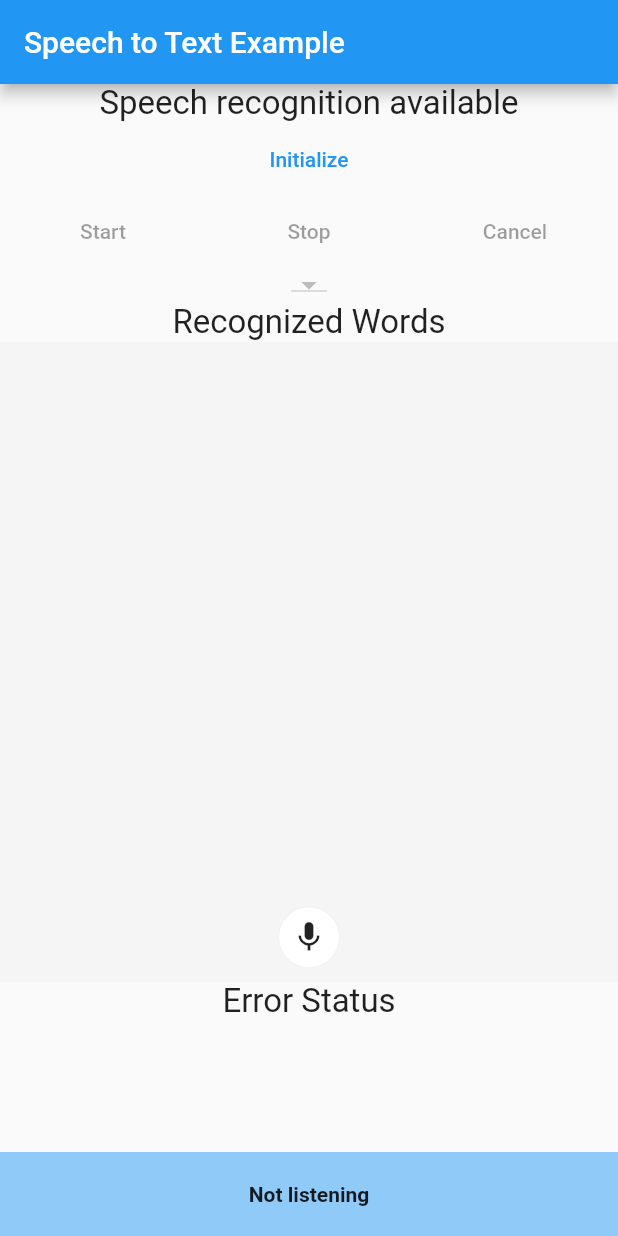
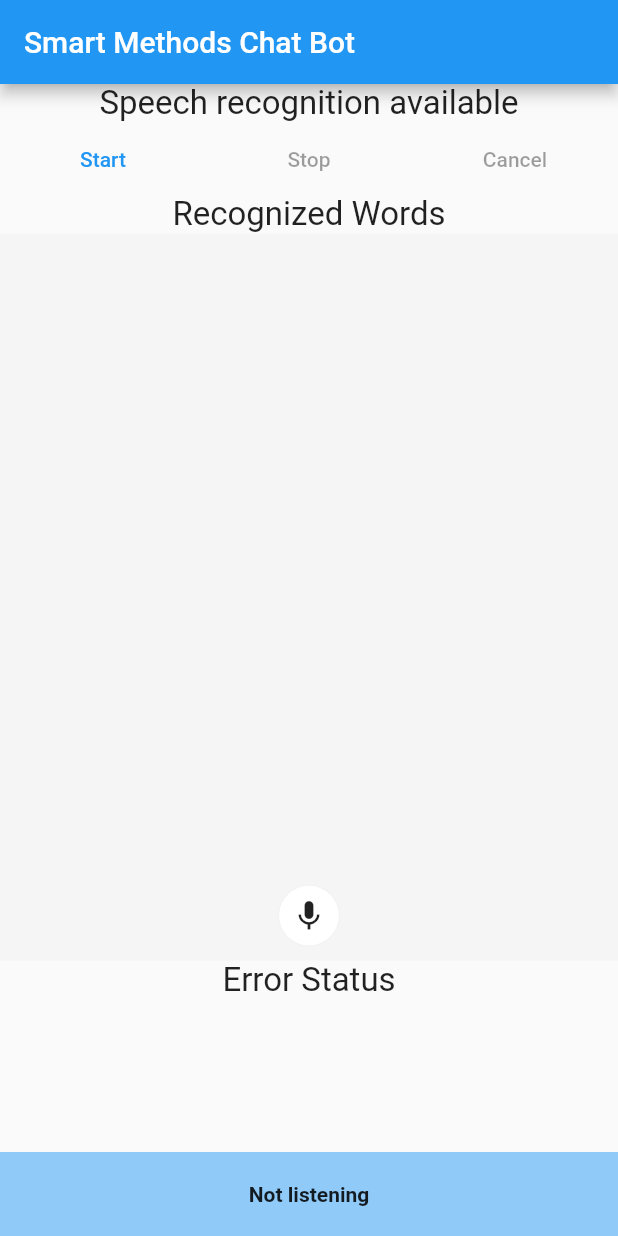
Before and after one commit to mohdaim996/sm_chatbot, a Flutter app: the screen it shows after launch, on a phone screen of 412 x 824 dp. Run offline on Flutter 3.47's test engine with Material 2 defaults, Android fonts, the phone set to English and light mode, and no system bars; our stand-ins replace flutter_tts, speech_to_text; missing offline and left inert: ibm_watson_assistant.

Commit message:
ChatBot integration

```diff
--- a/lib/stt.dart
+++ b/lib/stt.dart
@@ -1,6 +1,6 @@
 import 'dart:async';
 import 'dart:math';
-
+import 'watson.dart' as Bot;
 import 'package:flutter/material.dart';
 import 'package:speech_to_text/speech_recognition_error.dart';
 import 'package:speech_to_text/speech_recognition_result.dart';
@@ -20,14 +20,14 @@ class _MyAppState extends State<MyApp> {
   String lastWords = '';
   String lastError = '';
   String lastStatus = '';
-  String _currentLocaleId = '';
   int resultListened = 0;
-  List<LocaleName> _localeNames = [];
+
   final SpeechToText speech = SpeechToText();
 
   @override
   void initState() {
     super.initState();
+    initSpeechState();
   }
 
   Future<void> initSpeechState() async {
@@ -36,12 +36,6 @@ class _MyAppState extends State<MyApp> {
         onStatus: statusListener,
         debugLogging: true,
         finalTimeout: Duration(milliseconds: 0));
-    if (hasSpeech) {
-      _localeNames = await speech.locales();
-
-      var systemLocale = await speech.systemLocale();
-      _currentLocaleId = systemLocale?.localeId ?? '';
-    }
 
     if (!mounted) return;
 
@@ -55,7 +49,7 @@ class _MyAppState extends State<MyApp> {
     return MaterialApp(
       home: Scaffold(
         appBar: AppBar(
-          title: const Text('Speech to Text Example'),
+          title: const Text('Smart Methods Chat Bot'),
         ),
         body: Column(children: [
           Center(
@@ -67,15 +61,6 @@ class _MyAppState extends State<MyApp> {
           Container(
             child: Column(
               children: <Widget>[
-                Row(
-                  mainAxisAlignment: MainAxisAlignment.spaceAround,
-                  children: <Widget>[
-                    TextButton(
-                      onPressed: _hasSpeech ? null : initSpeechState,
-                      child: Text('Initialize'),
-                    ),
-                  ],
-                ),
                 Row(
                   mainAxisAlignment: MainAxisAlignment.spaceAround,
                   children: <Widget>[
@@ -95,23 +80,6 @@ class _MyAppState extends State<MyApp> {
                     ),
                   ],
                 ),
-                Row(
-                  mainAxisAlignment: MainAxisAlignment.spaceAround,
-                  children: <Widget>[
-                    DropdownButton(
-                      onChanged: (selectedVal) => _switchLang(selectedVal),
-                      value: _currentLocaleId,
-                      items: _localeNames
-                          .map(
-                            (localeName) => DropdownMenuItem(
-                              value: localeName.localeId,
-                              child: Text(localeName.name),
-                            ),
-                          )
-                          .toList(),
-                    ),
-                  ],
-                )
               ],
             ),
           ),
@@ -213,7 +181,7 @@ class _MyAppState extends State<MyApp> {
         listenFor: Duration(seconds: 30),
         pauseFor: Duration(seconds: 5),
         partialResults: true,
-        localeId: _currentLocaleId,
+        localeId: "ar_SA",
         onSoundLevelChange: soundLevelListener,
         cancelOnError: true,
         listenMode: ListenMode.confirmation);
@@ -236,16 +204,25 @@ class _MyAppState extends State<MyApp> {
   }
 
   void resultListener(SpeechRecognitionResult result) {
+    String res = '';
     ++resultListened;
     print('Result listener $resultListened');
-
+    res = result.recognizedWords;
     setState(() {
       lastWords = '${result.recognizedWords} - ${result.finalResult}';
     });
     stopListening();
-    Timer(Duration(seconds:2), () {
-      TTS.TTS.done = true;
-      new TTS.TTS(lastWords);
+    Timer(Duration(seconds: 2), () async {
+      if (res != "") {
+        String response = ((await new Bot.Watson().send(res))
+                ?.output
+                ?.generic
+                ?.first
+                ?.text) ??
+            "اعد المحاولة";
+        TTS.TTS.done = true;
+        new TTS.TTS(response);
+      }
     });
   }
 
@@ -272,11 +249,4 @@ class _MyAppState extends State<MyApp> {
       lastStatus = '$status';
     });
   }
-
-  void _switchLang(selectedVal) {
-    setState(() {
-      _currentLocaleId = selectedVal;
-    });
-    print(selectedVal);
-  }
 }
--- a/lib/tts.dart
+++ b/lib/tts.dart
@@ -9,7 +9,6 @@ class TTS {
   }
   FlutterTts flutterTts = FlutterTts();
   Future _speak(String text) async {
-
     await flutterTts.setLanguage("ar");
 
     await flutterTts.setSpeechRate(0.5);
@@ -18,8 +17,8 @@ class TTS {
 
     await flutterTts.setPitch(1.0);
     if (TTS.done) {
+      TTS.done = false;
       await flutterTts.speak(text);
-      TTS.done = false;
     }
   }
 }
--- /dev/null
+++ b/lib/watson.dart
@@ -0,0 +1,17 @@
+import 'package:ibm_watson_assistant/ibm_watson_assistant.dart';
+
+class Watson {
+  static final auth = IbmWatsonAssistantAuth(
+    assistantId: '036bd9b1-f69a-4e32-9221-ea16fb0d252a',
+    url: 'https://api.eu-de.assistant.watson.cloud.ibm.com',
+    apikey: 'PHu94tmbiKM-wdYwOkhQZUbCjf1WiuB77fS1NrQm2K7X',
+  );
+  static final IbmWatsonAssistant bot = IbmWatsonAssistant(auth);
+
+
+  Future send(String text) async {
+    if(text != ""){
+    final _sessionId = await bot.createSession();
+    return bot.sendInput(text, sessionId: _sessionId);}
+  }
+}
--- a/pubspec.yaml
+++ b/pubspec.yaml
@@ -31,6 +31,7 @@ dependencies:
   watson_assistant_v2: ^0.0.1
   speech_to_text: ^4.2.2
   flutter_tts: ^3.2.2
+  ibm_watson_assistant: ^1.2.0
 
 dev_dependencies:
   flutter_test:
```
Also changed, not shown: pubspec.lock.
